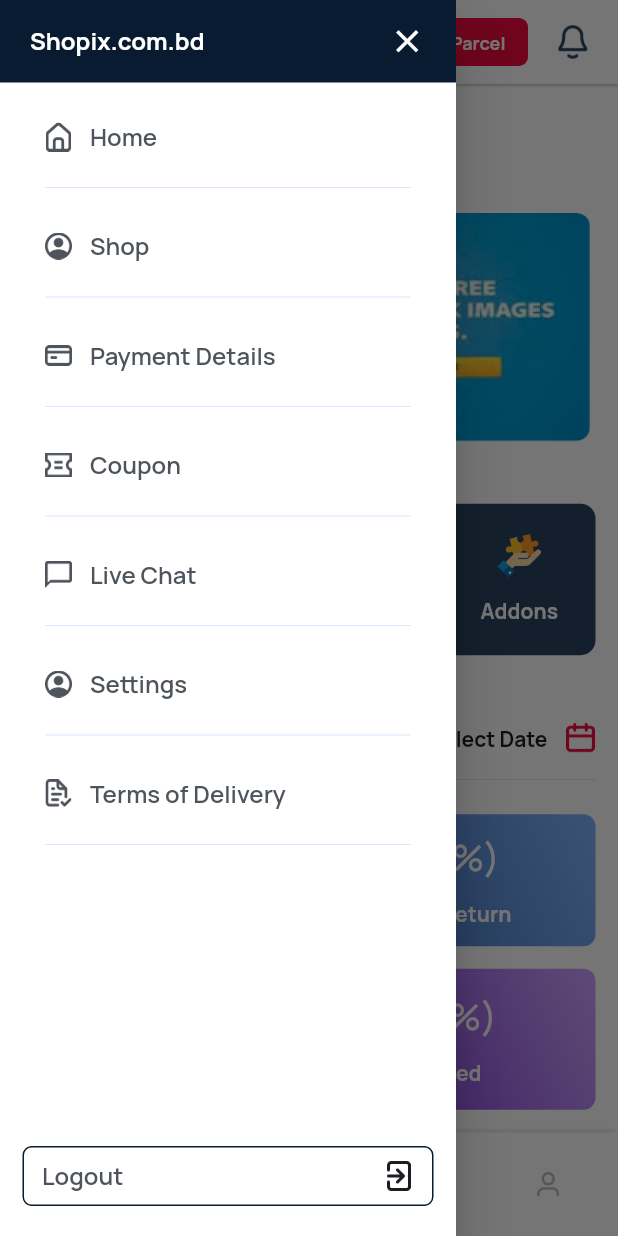
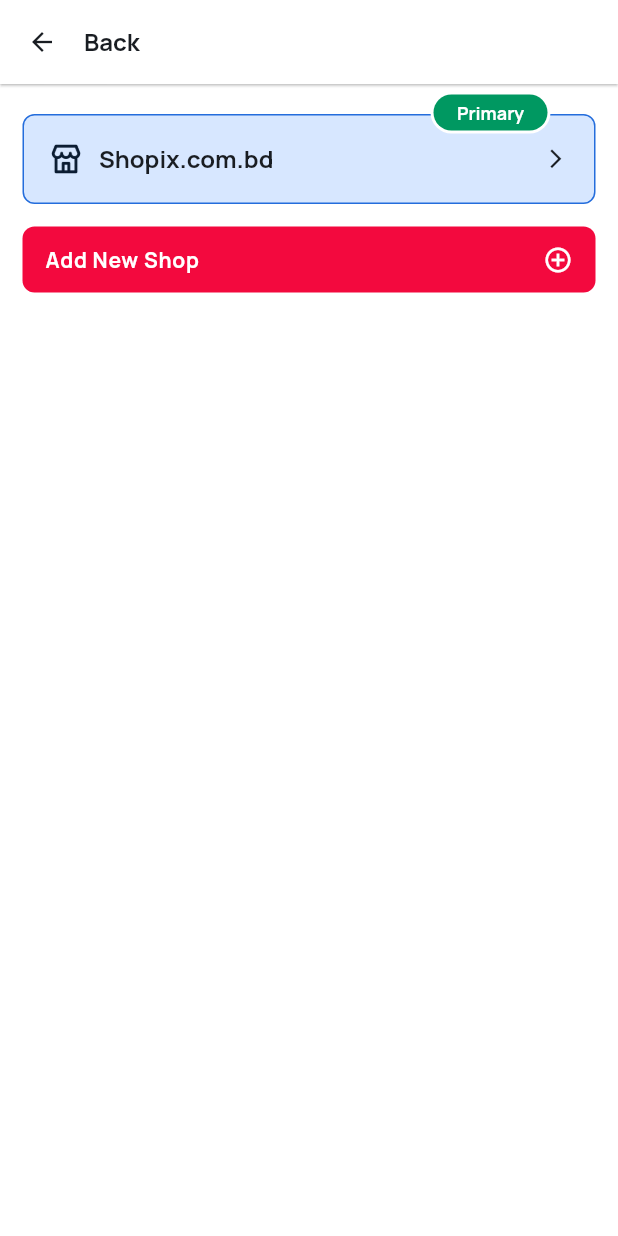
Before and after one commit to App-Geniee/metro_merchant, a Flutter app: the screen it shows after launch, in the side drawer, after a tap on "Shop", on a phone screen of 412 x 824 dp. Run offline on Flutter 3.47's test engine with Material 2 defaults, Android fonts, the phone set to English and light mode, and no system bars; drawn by our look-alikes of carousel_slider; our stand-ins replace get, shared_preferences.

Commit message:
feat(all shop screen): design_complete

```diff
--- a/lib/core/route/route.dart
+++ b/lib/core/route/route.dart
@@ -4,6 +4,7 @@
 import 'package:metro_merchant/views/screens/home/home_screen.dart';
 import 'package:metro_merchant/views/screens/order/edit/edit_parcel_screen.dart';
 import 'package:metro_merchant/views/screens/order/order_history/order_history_screen.dart';
+import 'package:metro_merchant/views/screens/shop/all_shop/all_shop_screen.dart';
 import 'package:metro_merchant/views/screens/splash/splash_screen.dart';
 
 class AppRoute {
@@ -16,6 +17,8 @@
   static const String orderHistoryScreen = "/order_history_screen";
   static const String editParcelScreen = "/edit_parcel_screen";
 
+  static const String allShopScreen = "/all_shop_screen";
+
   static List<GetPage> route = [
     GetPage(name: splashScreen, page: () => const SplashScreen()),
     GetPage(name: signInScreen, page: () => const SignInScreen()),
@@ -24,5 +27,7 @@
     GetPage(name: createParcelScreen, page: () => const CreateParcelScreen()),
     GetPage(name: orderHistoryScreen, page: () => const OrderHistoryScreen()),
     GetPage(name: editParcelScreen, page: () => const EditParcelScreen()),
+
+    GetPage(name: allShopScreen, page: () => const AllShopScreen()),
   ];
 }
--- /dev/null
+++ b/lib/views/components/button/custom_button_with_icon.dart
@@ -0,0 +1,46 @@
+import 'package:flutter/material.dart';
+import 'package:metro_merchant/core/utils/app_colors.dart';
+import 'package:metro_merchant/core/utils/dimensions.dart';
+import 'package:metro_merchant/core/utils/font_styles.dart';
+
+class CustomButtonWithIcon extends StatelessWidget {
+
+  final String text;
+  final IconData icon;
+  final Color bgColor;
+  final Color contentColor;
+  final VoidCallback press;
+
+  const CustomButtonWithIcon({
+    Key? key,
+    required this.text,
+    required this.icon,
+    this.bgColor = AppColors.secondaryColor900,
+    this.contentColor = AppColors.colorWhite,
+    required this.press
+  }) : super(key: key);
+
+  @override
+  Widget build(BuildContext context) {
+    return GestureDetector(
+      onTap: press,
+      child: Container(
+        width: MediaQuery.of(context).size.width,
+        padding: const EdgeInsetsDirectional.symmetric(vertical: Dimensions.space12, horizontal: Dimensions.space15),
+        alignment: Alignment.center,
+        decoration: BoxDecoration(color: bgColor, borderRadius: BorderRadius.circular(Dimensions.defaultRadius * 2)),
+        child: Row(
+          mainAxisAlignment: MainAxisAlignment.spaceBetween,
+          children: [
+            Text(
+              text,
+              textAlign: TextAlign.center,
+              style: boldDefault.copyWith(color: contentColor, letterSpacing: 0.5),
+            ),
+            Icon(icon, color: contentColor, size: 20)
+          ],
+        ),
+      ),
+    );
+  }
+}
--- a/lib/views/screens/home/screen_widget/drawer_content.dart
+++ b/lib/views/screens/home/screen_widget/drawer_content.dart
@@ -1,5 +1,6 @@
 import 'package:flutter/material.dart';
 import 'package:get/get.dart';
+import 'package:metro_merchant/core/route/route.dart';
 import 'package:metro_merchant/core/utils/app_colors.dart';
 import 'package:metro_merchant/core/utils/app_images.dart';
 import 'package:metro_merchant/core/utils/dimensions.dart';
@@ -47,7 +48,7 @@
               DrawerMenuItem(
                   imageSrc: AppImages.drawerShopImage,
                   itemName: "Shop",
-                  press: (){}
+                  press: () => Get.toNamed(AppRoute.allShopScreen)
               ),
               DrawerMenuItem(
                   imageSrc: AppImages.drawerPaymentDetailsImage,
--- /dev/null
+++ b/lib/views/screens/shop/all_shop/all_shop_screen.dart
@@ -0,0 +1,50 @@
+import 'package:flutter/material.dart';
+import 'package:get/get.dart';
+import 'package:metro_merchant/core/utils/app_colors.dart';
+import 'package:metro_merchant/core/utils/app_images.dart';
+import 'package:metro_merchant/core/utils/dimensions.dart';
+import 'package:metro_merchant/core/utils/font_styles.dart';
+import 'package:metro_merchant/views/components/button/custom_button_with_icon.dart';
+import 'package:metro_merchant/views/screens/shop/all_shop/screen_widget/all_shop_top_section.dart';
+
+class AllShopScreen extends StatefulWidget {
+  const AllShopScreen({Key? key}) : super(key: key);
+
+  @override
+  State<AllShopScreen> createState() => _AllShopScreenState();
+}
+
+class _AllShopScreenState extends State<AllShopScreen> {
+  @override
+  Widget build(BuildContext context) {
+    return SafeArea(
+      child: Scaffold(
+        backgroundColor: AppColors.colorWhite,
+        appBar: AppBar(
+          elevation: 0.7,
+          backgroundColor: AppColors.colorWhite,
+          leading: GestureDetector(
+            onTap: () => Get.back(),
+            child: const Icon(Icons.arrow_back, color: AppColors.colorBlack, size: 20),
+          ),
+          titleSpacing: 0,
+          title: Text("Back", style: boldLarge.copyWith(color: AppColors.colorBlack)),
+        ),
+        body: SingleChildScrollView(
+          padding: Dimensions.screenDefaultHV,
+          child: Column(
+            children: [
+              const AllShopTopSection(),
+              const SizedBox(height: Dimensions.space15),
+              CustomButtonWithIcon(
+                text: "Add New Shop",
+                icon: Icons.add_circle_outline,
+                press: (){}
+              )
+            ],
+          ),
+        ),
+      ),
+    );
+  }
+}
--- /dev/null
+++ b/lib/views/screens/shop/all_shop/screen_widget/all_shop_top_section.dart
@@ -0,0 +1,73 @@
+import 'package:flutter/material.dart';
+import 'package:metro_merchant/core/utils/app_colors.dart';
+import 'package:metro_merchant/core/utils/app_images.dart';
+import 'package:metro_merchant/core/utils/dimensions.dart';
+import 'package:metro_merchant/core/utils/font_styles.dart';
+
+class AllShopTopSection extends StatelessWidget {
+  const AllShopTopSection({Key? key}) : super(key: key);
+
+  @override
+  Widget build(BuildContext context) {
+    return Stack(
+      clipBehavior: Clip.none,
+      children: [
+        Container(
+          width: MediaQuery.of(context).size.width,
+          padding: const EdgeInsetsDirectional.symmetric(vertical: 18, horizontal: 18),
+          decoration: BoxDecoration(
+            color: AppColors.colorLightBlue,
+            borderRadius: BorderRadius.circular(Dimensions.defaultRadius * 2),
+            border: Border.all(color: AppColors.colorBlue, width: 1),
+          ),
+          child: Row(
+            mainAxisAlignment: MainAxisAlignment.spaceBetween,
+            children: [
+              Row(
+                children: [
+                  Image.asset(AppImages.shopIcon, color: AppColors.primaryColor, height: 20, width: 20),
+                  const SizedBox(width: Dimensions.space12),
+                  Flexible(
+                    flex: 0,
+                    child: Text(
+                      "Shopix.com.bd",
+                      style: boldLarge.copyWith(color: AppColors.colorBlack),
+                      overflow: TextOverflow.ellipsis,
+                      maxLines: 2,
+                    ),
+                  )
+                ],
+              ),
+              GestureDetector(
+                onTap: (){},
+                child: const Icon(Icons.arrow_forward_ios, color: AppColors.colorBlack, size: 15),
+              )
+            ],
+          ),
+        ),
+        Positioned(
+          top: -Dimensions.space15,
+          right: Dimensions.space30,
+          child: Container(
+            width: 80,
+            padding: const EdgeInsets.all(2),
+            alignment: Alignment.center,
+            decoration: BoxDecoration(color: AppColors.colorWhite, borderRadius: BorderRadius.circular(20)),
+            child: Container(
+              padding: const EdgeInsetsDirectional.symmetric(vertical: Dimensions.space8 / 2, horizontal: Dimensions.space8),
+              alignment: Alignment.center,
+              decoration: BoxDecoration(
+                color: AppColors.colorGreen,
+                borderRadius: BorderRadius.circular(20),
+              ),
+              child: Text(
+                "Primary",
+                style: boldSmall.copyWith(color: AppColors.colorWhite),
+              ),
+            ),
+          ),
+        ),
+      ],
+    );
+  }
+}
```
